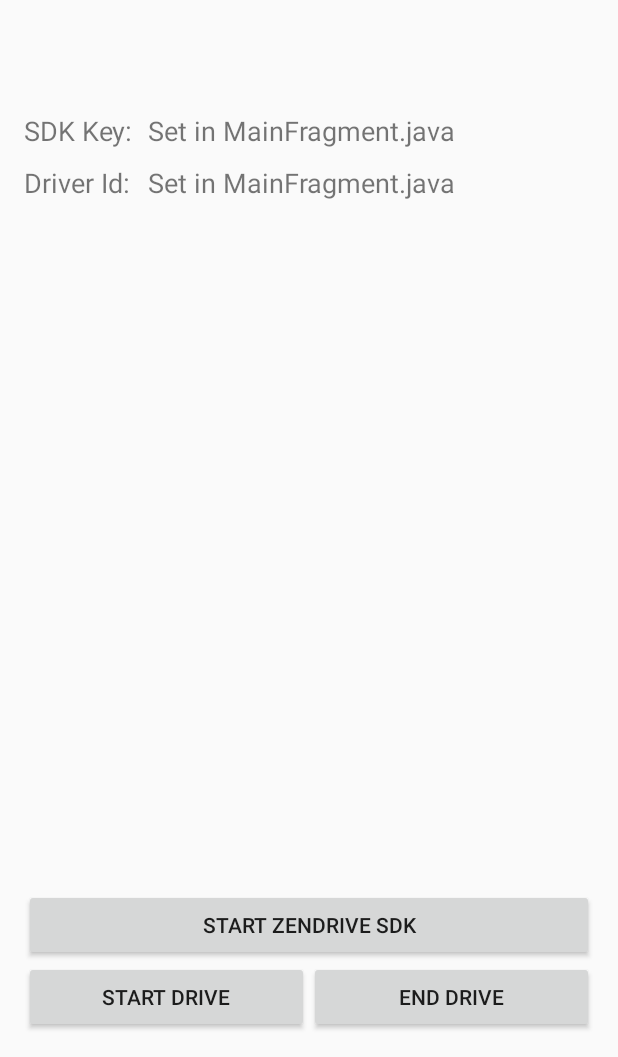
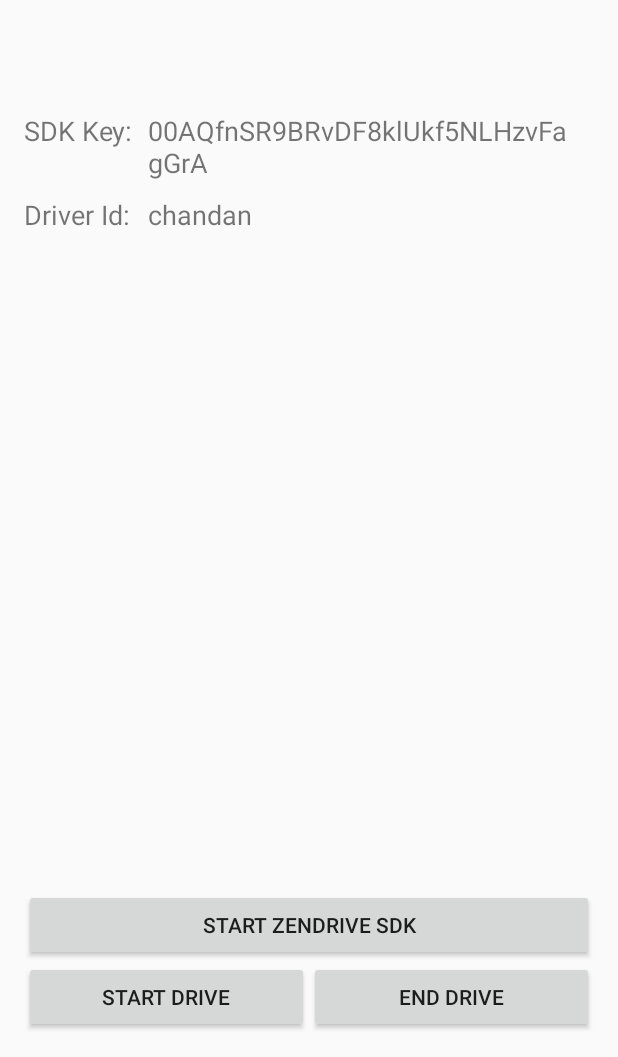
Before and after one commit to zendrive/zendrive-sdk-android-sample, an Android app: the screen it shows after launch (MainActivity), on a phone screen of 412 x 824 dp, the part 179-1236 px from its top. Run offline under Robolectric (Android 15) with nearby library versions, the phone set to English and light mode, and no system bars.

Commit message:
Addressed review comments. - Cleaned up StartSDKButton logic - tearDown Zendrive SDK on destroy.

```diff
--- a/app/src/main/java/com/zendrive/zendrivesdkdemo/MainFragment.java
+++ b/app/src/main/java/com/zendrive/zendrivesdkdemo/MainFragment.java
@@ -23,11 +23,13 @@ public class MainFragment extends Fragment {
     private Button startDriveButton, endDriveButton;
     private ViewGroup loadingIndicatorParent;
     private TextView sdkKeyTextView, driverIdTextView;
-    private Button restartSDKButton;
+    private Button startSDKButton;
 
-    // TODO: Set your sdk key and driver id here.
-    private static final String zendriveSDKKey = "";
-    private static final String driverId = "";
+    // TODO: Set your Zendrive SDK key and driver id here.
+    // The Zendrive SDK key is available in your account at https://developers.zendrive.com
+    private static final String zendriveSDKKey = "00AQfnSR9BRvDF8klUkf5NLHzvFagGrA";
+    // The driver id is a unique id for a driver using your app.
+    private static final String driverId = "chandan";
 
     // TODO: Set these optional attributes of the driver here.
     private static final String driverFirstName = "";
@@ -83,8 +85,13 @@ public class MainFragment extends Fragment {
             }
         });
 
-        restartSDKButton = (Button) rootView.findViewById(R.id.restartSDKButton);
-        restartSDKButton.setOnClickListener(new View.OnClickListener() {
+        startSDKButton = (Button) rootView.findViewById(R.id.startSDKButton);
+        if (zendriveSDKKey.equals("") || driverId.equals("")) {
+            startSDKButton.setEnabled(false);
+            startDriveButton.setEnabled(false);
+            endDriveButton.setEnabled(false);
+        } else {
+            startSDKButton.setOnClickListener(new View.OnClickListener() {
                 @Override
                 public void onClick(View v) {
                     // Teardown Zendrive SDK if running
@@ -94,21 +101,27 @@ public class MainFragment extends Fragment {
                     MainFragment.this.initializeZendriveSDK();
                 }
             });
+        }
 
         return rootView;
+    }
+
+    @Override
+    public void onDestroyView() {
+        Zendrive.teardown();
     }
 
     public void initializeZendriveSDK() {
 
         // Get user attributes (Optional)
         ZendriveDriverAttributes userAttributes = new ZendriveDriverAttributes();
-        if (!driverFirstName.equals("")) {
+        if (null != driverFirstName && !driverFirstName.equals("")) {
             userAttributes.setFirstName(driverFirstName);
         }
-        if (!driverLastName.equals("")) {
+        if (null != driverLastName && !driverLastName.equals("")) {
             userAttributes.setLastName(driverLastName);
         }
-        if (!driverEmail.equals("")) {
+        if (null != driverEmail && !driverEmail.equals("")) {
             userAttributes.setEmail(driverEmail);
         }
 
@@ -146,7 +159,6 @@ public class MainFragment extends Fragment {
                         }
                         else {
                             titleTextView.setText(R.string.zendrive_setup_success);
-                            restartSDKButton.setText(R.string.restart_zendrive_sdk);
                         }
                     }
                 }
--- a/app/src/main/res/layout/fragment_main.xml
+++ b/app/src/main/res/layout/fragment_main.xml
@@ -93,7 +93,7 @@
         <Button
             android:layout_width="match_parent"
             android:layout_height="wrap_content"
-            android:id="@+id/restartSDKButton"
+            android:id="@+id/startSDKButton"
             android:layout_above="@+id/startEndParent"
             android:text="@string/start_zendrive_sdk" />
 
--- a/app/src/main/res/values/strings.xml
+++ b/app/src/main/res/values/strings.xml
@@ -5,7 +5,6 @@
     <string name="start_drive">Start Drive</string>
     <string name="end_drive">End Drive</string>
     <string name="start_zendrive_sdk">Start Zendrive SDK</string>
-    <string name="restart_zendrive_sdk">Restart Zendrive SDK</string>
     <string name="zendrive_setup_success">Zendrive SDK setup!</string>
     <string name="zendrive_setup_failure">Zendrive SDK setup failed</string>
     <string name="default_sdk_key">Set in MainFragment.java</string>
```
Lines whose indentation alone changed are shown as unchanged.
